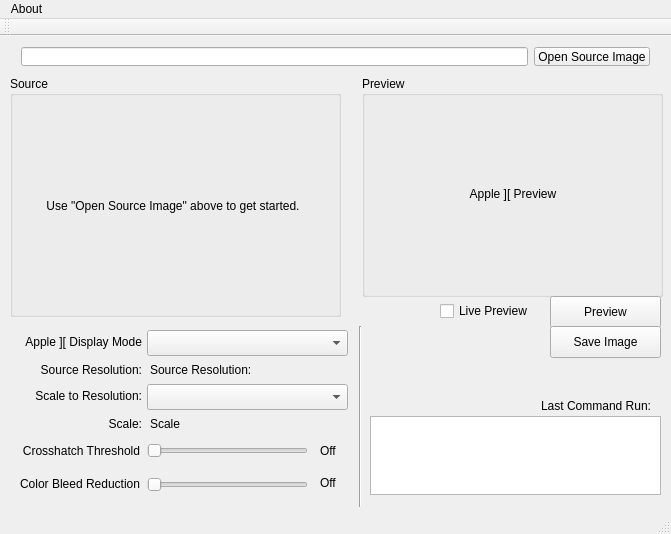
The window that buckshot/mainwindow.ui (digarok/buckshot) describes before a commit, drawn with Qt 5.
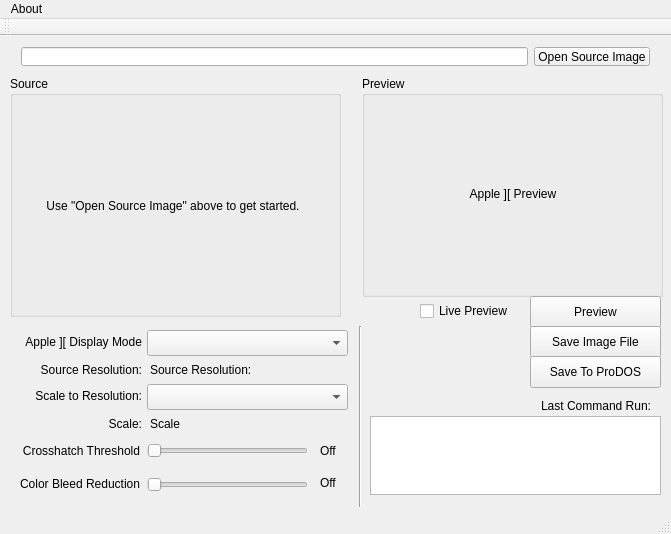
The same window after the commit.

Diff of the .ui file:
```diff
--- a/buckshot/mainwindow.ui
+++ b/buckshot/mainwindow.ui
@@ -97,9 +97,9 @@
    <widget class="QPushButton" name="pushButton_preview">
     <property name="geometry">
      <rect>
-      <x>550</x>
+      <x>530</x>
       <y>260</y>
-      <width>111</width>
+      <width>131</width>
       <height>32</height>
      </rect>
     </property>
@@ -136,7 +136,7 @@
    <widget class="QCheckBox" name="checkBox_livePreview">
     <property name="geometry">
      <rect>
-      <x>440</x>
+      <x>420</x>
       <y>260</y>
       <width>101</width>
       <height>30</height>
@@ -351,14 +351,14 @@
    <widget class="QPushButton" name="pushButton_saveImage">
     <property name="geometry">
      <rect>
-      <x>550</x>
+      <x>530</x>
       <y>290</y>
-      <width>111</width>
+      <width>131</width>
       <height>32</height>
      </rect>
     </property>
     <property name="text">
-     <string>Save Image</string>
+     <string>Save Image File</string>
     </property>
    </widget>
    <widget class="Line" name="line">
@@ -374,6 +374,19 @@
      <enum>Qt::Vertical</enum>
     </property>
    </widget>
+   <widget class="QPushButton" name="pushButton_saveToProdos">
+    <property name="geometry">
+     <rect>
+      <x>530</x>
+      <y>320</y>
+      <width>131</width>
+      <height>32</height>
+     </rect>
+    </property>
+    <property name="text">
+     <string>Save To ProDOS</string>
+    </property>
+   </widget>
   </widget>
   <widget class="QMenuBar" name="menuBar">
    <property name="geometry">
```
